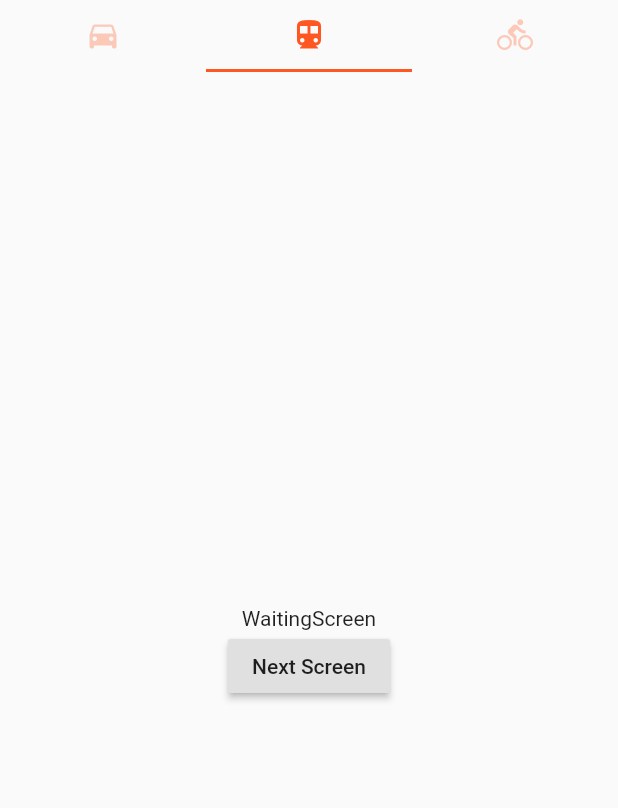
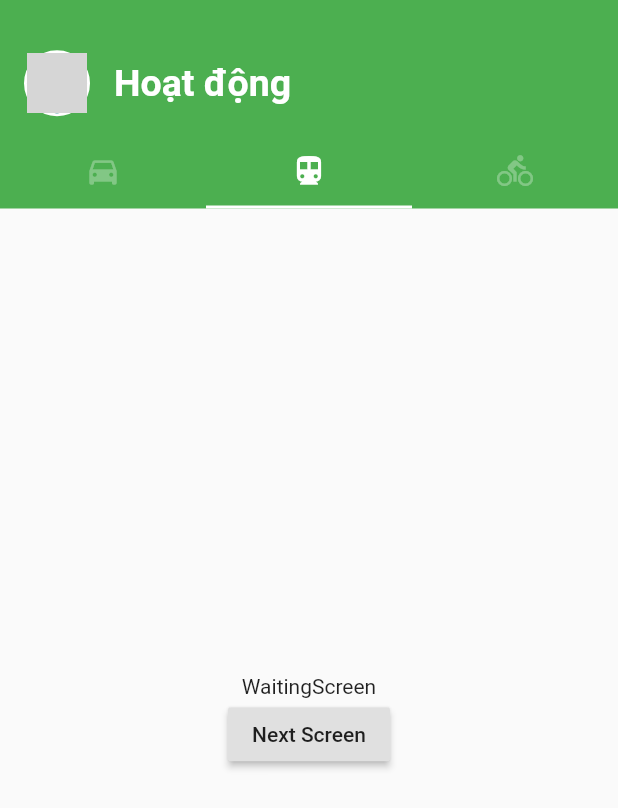
Before and after one commit to partnercloudsupport/Invite-MobileApp-Flutter, a Flutter app: the HomeScreen screen opened by its route, tab 2 chosen, after a tap on "Next Screen", on a phone screen of 412 x 824 dp. Shown: the top 808 px of the screen. Run offline on Flutter 3.47's test engine with Material 2 defaults, Android fonts, the phone set to English and light mode, and no system bars; our stand-ins replace firebase_messaging, google_sign_in; missing offline and left inert: flutter_facebook_login; accounts and stored records are empty; network calls fail; grey boxes are pictures that could not be loaded.

Commit message:
Commit home screen appbar

```diff
--- /dev/null
+++ b/invite_vn/lib/data/activity/activity.dart
@@ -0,0 +1,3 @@
+class ActivityModel {
+
+}
--- a/invite_vn/lib/features/home/home_screen.dart
+++ b/invite_vn/lib/features/home/home_screen.dart
@@ -31,20 +31,61 @@ class _StateHomeScreen extends State<HomeScreen>
 
   @override
   Widget build(BuildContext context) {
-    ;
     return Scaffold(
       body: Column(
         children: <Widget>[
+          Container(
+            child: Column(
+              children: <Widget>[
+                Container(
+                  margin: EdgeInsets.only(left: 16.0, top: 25.0, right: 16.0, bottom: 5.0),
+                  child: Row(
+                    children: <Widget>[
+                      Container(
+                        child: CircleAvatar(
+                          backgroundImage: new NetworkImage(
+                              'https://images.pexels.com/photos/736716/pexels-photo-736716.jpeg?auto=compress&cs=tinysrgb&h=350'),
+                          radius: 20.0,
+
+                        ),
+                        decoration: BoxDecoration(
+                          border: Border.all(
+                            color: Colors.white,
+                            width: 2.0,
+                          ),
+                          borderRadius: BorderRadius.circular(25.0)
+                        ),
+                      ),
+                      Container(
+                        child: Text(
+                          "Hoạt động",
+                          style: TextStyle(
+                            color: Colors.white,
+                            fontSize: 25.0,
+                            fontWeight: FontWeight.bold,
+                          ),
+                        ),
+                        margin: EdgeInsets.all(16.0),
+                      )
+                    ],
+                  ),
+                ),
                 TabBar(
                   controller: _tabController,
-            indicatorColor: Colors.deepOrange,
-            labelColor: Colors.deepOrange,
-            unselectedLabelColor: Colors.deepOrange.withOpacity(0.3),
+                  indicatorColor: Colors.white,
+                  labelColor: Colors.white,
+                  unselectedLabelColor: Colors.white.withOpacity(0.3),
                   tabs: [
                     Tab(icon: Icon(Icons.directions_car)),
                     Tab(icon: Icon(Icons.directions_transit)),
                     Tab(icon: Icon(Icons.directions_bike)),
                   ],
+                ),
+              ],
+            ),
+            decoration: BoxDecoration(
+              color: Colors.green
+            ),
           ),
           Flexible(
             child: TabBarView(
--- a/invite_vn/lib/features/home/social/social_screen.dart
+++ b/invite_vn/lib/features/home/social/social_screen.dart
@@ -1,5 +1,7 @@
 import 'package:flutter/material.dart';
 import 'package:invite_vn/statics/routes.dart';
+import 'package:invite_vn/widgets/item_communicate.dart';
+import 'package:invite_vn/data/activity/activity.dart';
 
 class SocialScreen extends StatefulWidget {
   SocialScreen({Key key}) : super(key: key);
@@ -23,14 +25,16 @@ class _StateSocialScreen extends State<SocialScreen> {
               padding: EdgeInsets.all(8.0),
               itemCount: 100,
               itemBuilder: (BuildContext context, int index) {
-                return Text('entry $index');
+                return ItemCommunicate(ActivityModel()).build(context); // getItem
               },
+              itemExtent: 200,
             ),
           ),
-          RaisedButton(
-            onPressed: () => Navigator.of(context).pushNamed(Routes.JOIN_INVITATION),
-            child: Text("Next Screen"),
-          )
+//          RaisedButton(
+//            onPressed: () =>
+//                Navigator.of(context).pushNamed(Routes.JOIN_INVITATION),
+//            child: Text("Next Screen"),
+//          )
         ],
       ),
     );
--- a/invite_vn/lib/widgets/item_communicate.dart
+++ b/invite_vn/lib/widgets/item_communicate.dart
@@ -1,10 +1,14 @@
 import 'package:flutter/material.dart';
+import 'package:invite_vn/statics/routes.dart';
+import 'package:invite_vn/data/activity/activity.dart';
 
 class ItemCommunicate extends Scaffold {
   @override
   Widget build(BuildContext context) {
-    return new Scaffold(
-      body: Container(
+    return Scaffold(
+      body: GestureDetector(
+        onTap: () => Navigator.of(context).pushNamed(Routes.JOIN_INVITATION),
+        child: Container(
           child: Stack(
             children: <Widget>[
               // gradient
@@ -13,11 +17,13 @@ class ItemCommunicate extends Scaffold {
                     gradient: LinearGradient(
                         begin: Alignment.bottomCenter,
                         end: Alignment.topCenter,
-                      colors: [Color.fromRGBO(20, 20, 20, 0.5), Colors.transparent]
-                  ),
-                  borderRadius: BorderRadius.circular(8.0)
-              ),
-              margin: EdgeInsets.only(left: 0.0, top: 40.0, right: 0.0, bottom: 0.0),
+                        colors: [
+                          Color.fromRGBO(20, 20, 20, 0.5),
+                          Colors.transparent
+                        ]),
+                    borderRadius: BorderRadius.circular(8.0)),
+                margin: EdgeInsets.only(
+                    left: 0.0, top: 40.0, right: 0.0, bottom: 0.0),
               ),
               //* top icon
               Positioned(
@@ -68,8 +74,8 @@ class ItemCommunicate extends Scaffold {
                                     image: ExactAssetImage('img_tes/t.png'),
                                     fit: BoxFit.cover,
                                   ),
-                                border:
-                                Border.all(color: Colors.white, width: 2.0),
+                                  border: Border.all(
+                                      color: Colors.white, width: 2.0),
                                   borderRadius: BorderRadius.circular(24.0))),
                           Container(
                             margin: EdgeInsets.only(
@@ -89,15 +95,20 @@ class ItemCommunicate extends Scaffold {
                                   style: TextStyle(
                                       color: Colors.white,
                                       fontSize: 20.0,
-                                    fontWeight: FontWeight.bold
-                                ),
+                                      fontWeight: FontWeight.bold),
                                 )
                               ],
                             ),
                           )
                         ],
                       ),
-                    Text("Địa chỉ")
+                      Text(
+                        "Địa chỉ",
+                        style: TextStyle(
+                            color: Colors.white,
+                            fontSize: 13.0,
+                            fontWeight: FontWeight.w500),
+                      )
                     ],
                   ),
                 ),
@@ -106,15 +117,22 @@ class ItemCommunicate extends Scaffold {
             ],
           ),
           height: 200,
-        margin: EdgeInsets.only(left: 20, top: 20.0, right: 20.0, bottom: 4.0),
+          margin:
+              EdgeInsets.only(left: 20, top: 20.0, right: 20.0, bottom: 4.0),
           decoration: BoxDecoration(
               color: const Color(0xff7c94b6),
               image: DecorationImage(
-              image: ExactAssetImage('img_test.png'),
+                image: NetworkImage(
+                    "https://firebasestorage.googleapis.com/v0/b/loststep-25849.appspot.com/o/Adidas%2Fadidas_courtset.jpeg?alt=media&token=b242aedc-f9a7-441b-b7ae-96fe712f18d6"),
                 fit: BoxFit.cover,
               ),
               borderRadius: BorderRadius.circular(8.0)),
         ),
+      ),
     );
   }
+
+  ActivityModel activityModel;
+
+  ItemCommunicate(this.activityModel);
 }
```
Lines whose indentation alone changed are shown as unchanged.
